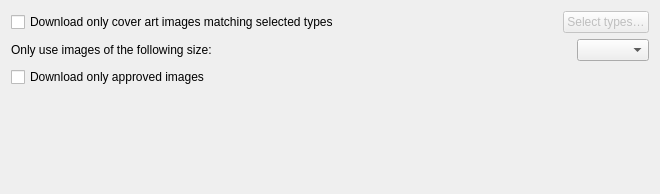
snorkel-marlin-repos/metabrainz_picard_pr_2506_4d0207e6-d559-495c-93c8-56a3ad495bd7, file ui/provider_options_caa.ui: the form before one commit.
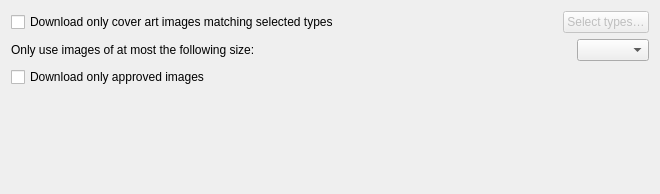
The form after the commit.

Commit message:
PICARD-2926: Add option to filter out images below a given size
Original PR #2506 by twodoorcoupe
Original: https://github.com/metabrainz/picard/pull/2506

The edit to the form file:
```diff
--- a/ui/provider_options_caa.ui
+++ b/ui/provider_options_caa.ui
@@ -65,7 +65,7 @@
         </sizepolicy>
        </property>
        <property name="text">
-        <string>Only use images of the following size:</string>
+        <string>Only use images of at most the following size:</string>
        </property>
       </widget>
      </item>
```
The commit also changes 14 other files.
